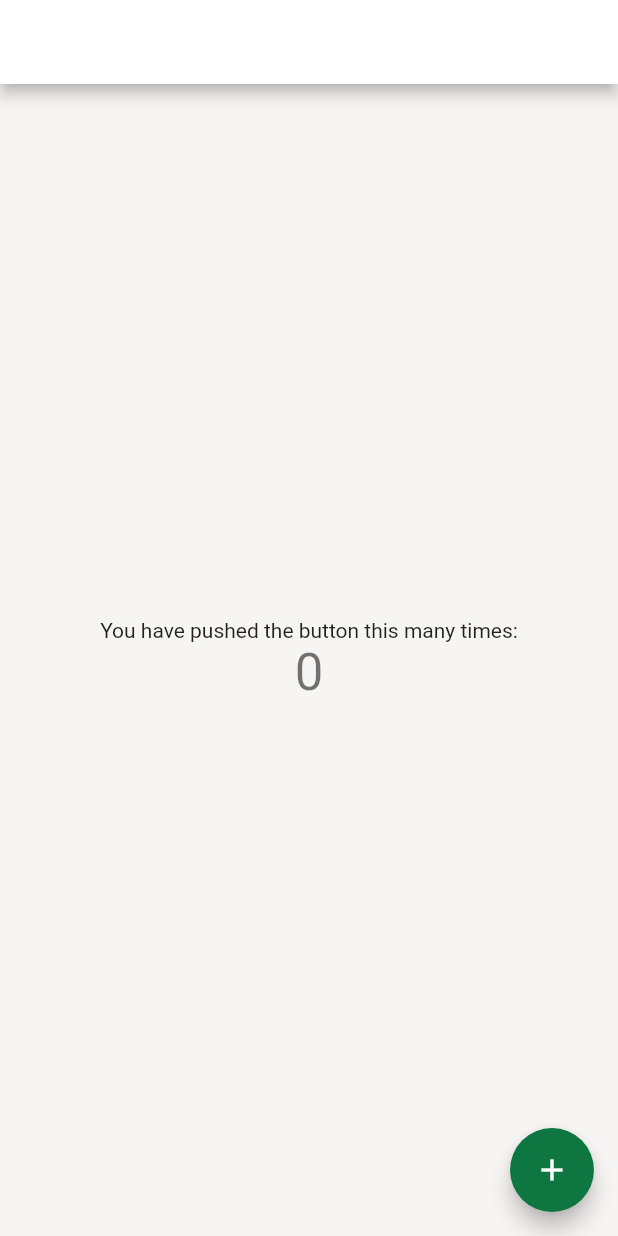
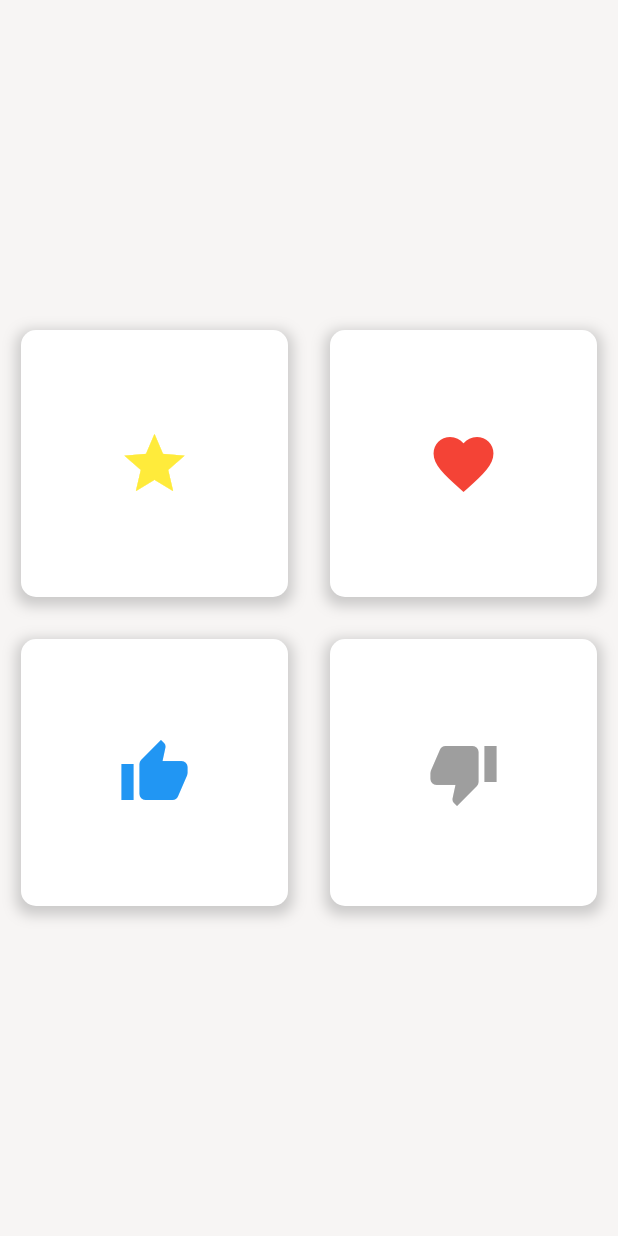
Before and after one commit to leandroportnoy/tabuadinha_flutter, a Flutter app: the screen it shows after launch, on a phone screen of 412 x 824 dp. Run offline on Flutter 3.47's test engine with Material 2 defaults, Android fonts, the phone set to English and light mode, and no system bars.

Commit message:
separated strucutre in components

```diff
--- /dev/null
+++ b/lib/core/widgets/button/option_item.dart
@@ -0,0 +1,32 @@
+import 'package:flutter/material.dart';
+
+class OptionItem extends StatelessWidget {
+  final Icon figure;
+  final Function() onTap;
+
+  OptionItem({required this.figure, required this.onTap});
+
+  @override
+  Widget build(BuildContext context) {
+    return GestureDetector(
+      onTap: onTap,
+      child: Container(
+        margin: EdgeInsets.all(14.0),
+        padding: EdgeInsets.all(14.0),
+        decoration: BoxDecoration(
+          color: Colors.white,
+          borderRadius: BorderRadius.circular(10.0),
+          boxShadow: [
+            BoxShadow(
+              color: Colors.grey.withOpacity(0.5),
+              spreadRadius: 3,
+              blurRadius: 7,
+              offset: Offset(0, 3),
+            ),
+          ],
+        ),
+        child: figure,
+      ),
+    );
+  }
+}
--- /dev/null
+++ b/lib/core/widgets/button/option_list.dart
@@ -0,0 +1,26 @@
+import 'package:flutter/material.dart';
+import 'option_item.dart';
+
+class OptionList extends StatelessWidget {
+  final List<Map<String, dynamic>> options;
+
+  OptionList({required this.options});
+
+  @override
+  Widget build(BuildContext context) {
+    return GridView.builder(
+      gridDelegate: const SliverGridDelegateWithFixedCrossAxisCount(
+        crossAxisCount: 2,
+      ),
+      itemCount: options.length,
+      shrinkWrap: true, // To wrap the GridView with limited height
+      itemBuilder: (context, index) {
+        final option = options[index];
+        return OptionItem(
+          figure: option['figure'],
+          onTap: option['onTap'],
+        );
+      },
+    );
+  }
+}
--- a/lib/features/home.dart
+++ b/lib/features/home.dart
@@ -1,48 +1,39 @@
 import 'package:flutter/material.dart';
+import 'package:tabuadinha_flutter_project/core/widgets/button/option_list.dart';
 
-class HomeScreen extends StatefulWidget {
-  const HomeScreen({super.key, required this.title});
-
-  final String title;
-
-  @override
-  State<HomeScreen> createState() => _HomeScreenState();
-}
-
-class _HomeScreenState extends State<HomeScreen> {
-  int _counter = 0;
-
-  void _incrementCounter() {
-    setState(() {
-      _counter++;
-    });
-  }
+class HomePage extends StatelessWidget {
+  static GlobalKey<NavigatorState> navigator = GlobalKey<NavigatorState>();
+  const HomePage({super.key});
 
   @override
   Widget build(BuildContext context) {
+    final List<Map<String, dynamic>> options = [
+      {
+        'figure': Icon(Icons.star, size: 48, color: Colors.yellow),
+        'onTap': () => print('Option 1 clicked'),
+      },
+      {
+        'figure': Icon(Icons.favorite, size: 48, color: Colors.red),
+        'onTap': () => print('Option 2 clicked'),
+      },
+      {
+        'figure': Icon(Icons.thumb_up, size: 48, color: Colors.blue),
+        'onTap': () => print('Option 3 clicked'),
+      },
+      {
+        'figure': Icon(Icons.thumb_down, size: 48, color: Colors.grey),
+        'onTap': () => print('Option 4 clicked'),
+      },
+    ];
+
     return Scaffold(
-      appBar: AppBar(
-        backgroundColor: Theme.of(context).colorScheme.inversePrimary,
-        title: Text(widget.title),
-      ),
       body: Center(
         child: Column(
           mainAxisAlignment: MainAxisAlignment.center,
-          children: <Widget>[
-            const Text(
-              'You have pushed the button this many times:',
-            ),
-            Text(
-              '$_counter',
-              style: Theme.of(context).textTheme.headlineMedium,
-            ),
+          children: [
+            OptionList(options: options),
           ],
         ),
-      ),
-      floatingActionButton: FloatingActionButton(
-        onPressed: _incrementCounter,
-        tooltip: 'Increment',
-        child: const Icon(Icons.add),
       ),
     );
   }
--- a/lib/features/splash.dart
+++ b/lib/features/splash.dart
@@ -1,5 +1,4 @@
 import 'package:flutter/material.dart';
-import 'package:tabuadinha_flutter_project/core/theme/light_theme.dart';
 
 class SplashScreen extends StatelessWidget {
   const SplashScreen({super.key});
--- a/lib/main.dart
+++ b/lib/main.dart
@@ -4,14 +4,13 @@ import 'package:tabuadinha_flutter_project/core/theme/light_theme.dart';
 import 'package:tabuadinha_flutter_project/features/home.dart';
 import 'package:tabuadinha_flutter_project/features/splash.dart';
 
-void main() {
-  runApp(const App());
-}
+void main() => runApp(App());
 
 class App extends StatelessWidget {
   static GlobalKey<NavigatorState> navigator = GlobalKey<NavigatorState>();
+
   const App({super.key});
-
+  // This widget is the root of your application.
   @override
   Widget build(BuildContext context) {
     return MaterialApp(
@@ -21,7 +20,7 @@ class App extends StatelessWidget {
       navigatorKey: navigator,
       routes: {
         Routes.splash: (context) => const SplashScreen(),
-        Routes.main: (context) => const HomeScreen(title: 'Main Screen'),
+        Routes.main: (context) => const HomePage(),
       },
     );
   }
```
